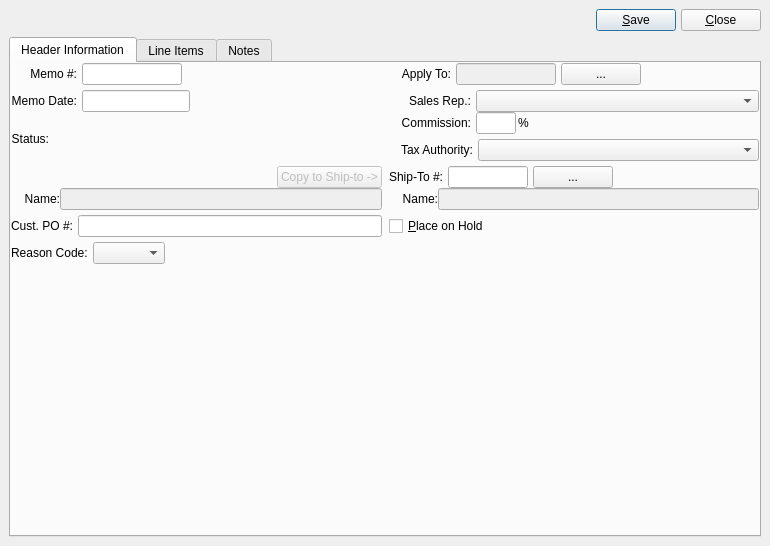
Old version of the form guiclient/creditMemo.ui in the repository Pegasus-RPG/xtuple-client.
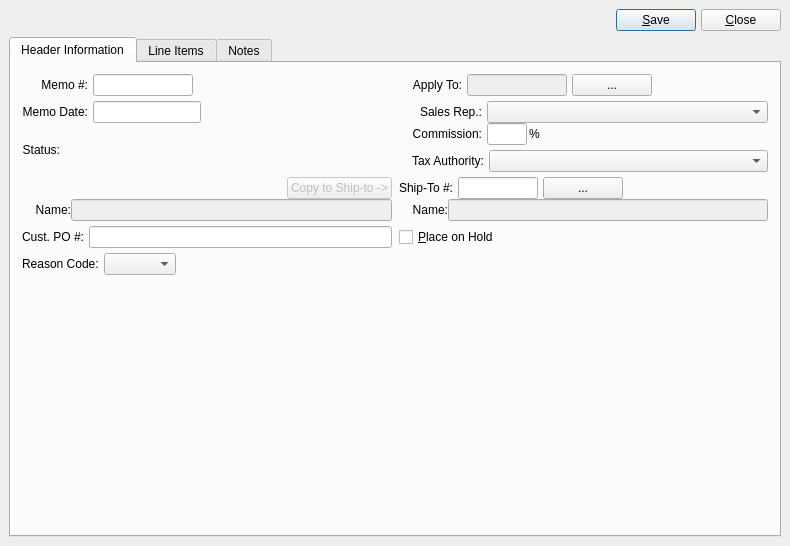
New version of the form. Custom widgets are drawn as their Qt base class.

Commit message: 4832:  Fix problem on Vista that disallowed creation of new CM. Tweak credit memo UI.

```diff
--- a/guiclient/creditMemo.ui
+++ b/guiclient/creditMemo.ui
@@ -85,14 +85,8 @@
        <attribute name="title" >
         <string>Header Information</string>
        </attribute>
-       <layout class="QVBoxLayout" >
-        <property name="margin" >
-         <number>0</number>
-        </property>
-        <property name="spacing" >
-         <number>0</number>
-        </property>
-        <item>
+       <layout class="QGridLayout" >
+        <item row="0" column="0" >
          <layout class="QVBoxLayout" >
           <property name="margin" >
            <number>0</number>
@@ -143,9 +137,7 @@
                     <item>
                      <widget class="QLabel" name="_memoNumberLit" >
                       <property name="sizePolicy" >
-                       <sizepolicy>
-                        <hsizetype>5</hsizetype>
-                        <vsizetype>5</vsizetype>
+                       <sizepolicy vsizetype="Preferred" hsizetype="Preferred" >
                         <horstretch>0</horstretch>
                         <verstretch>0</verstretch>
                        </sizepolicy>
@@ -167,9 +159,7 @@
                     <item>
                      <widget class="QLabel" name="_memoDateLit" >
                       <property name="sizePolicy" >
-                       <sizepolicy>
-                        <hsizetype>5</hsizetype>
-                        <vsizetype>5</vsizetype>
+                       <sizepolicy vsizetype="Preferred" hsizetype="Preferred" >
                         <horstretch>0</horstretch>
                         <verstretch>0</verstretch>
                        </sizepolicy>
@@ -265,9 +255,7 @@
                   <item>
                    <widget class="QLabel" name="_status" >
                     <property name="sizePolicy" >
-                     <sizepolicy>
-                      <hsizetype>7</hsizetype>
-                      <vsizetype>5</vsizetype>
+                     <sizepolicy vsizetype="Preferred" hsizetype="Expanding" >
                       <horstretch>0</horstretch>
                       <verstretch>0</verstretch>
                      </sizepolicy>
@@ -347,9 +335,7 @@
                        <bool>false</bool>
                       </property>
                       <property name="sizePolicy" >
-                       <sizepolicy>
-                        <hsizetype>5</hsizetype>
-                        <vsizetype>0</vsizetype>
+                       <sizepolicy vsizetype="Fixed" hsizetype="Preferred" >
                         <horstretch>0</horstretch>
                         <verstretch>0</verstretch>
                        </sizepolicy>
@@ -443,9 +429,7 @@
                   <item>
                    <widget class="XComboBox" name="_salesRep" >
                     <property name="sizePolicy" >
-                     <sizepolicy>
-                      <hsizetype>7</hsizetype>
-                      <vsizetype>0</vsizetype>
+                     <sizepolicy vsizetype="Fixed" hsizetype="Expanding" >
                       <horstretch>0</horstretch>
                       <verstretch>0</verstretch>
                      </sizepolicy>
@@ -474,9 +458,7 @@
                       <item>
                        <widget class="XLineEdit" name="_commission" >
                         <property name="sizePolicy" >
-                         <sizepolicy>
-                          <hsizetype>5</hsizetype>
-                          <vsizetype>0</vsizetype>
+                         <sizepolicy vsizetype="Fixed" hsizetype="Preferred" >
                           <horstretch>0</horstretch>
                           <verstretch>0</verstretch>
                          </sizepolicy>
@@ -495,9 +477,7 @@
                       <item>
                        <widget class="QLabel" name="_commissionPrcntLit" >
                         <property name="sizePolicy" >
-                         <sizepolicy>
-                          <hsizetype>5</hsizetype>
-                          <vsizetype>5</vsizetype>
+                         <sizepolicy vsizetype="Preferred" hsizetype="Preferred" >
                           <horstretch>0</horstretch>
                           <verstretch>0</verstretch>
                          </sizepolicy>
@@ -548,9 +528,7 @@
                 <item>
                  <widget class="QLabel" name="_taxauthLit" >
                   <property name="sizePolicy" >
-                   <sizepolicy>
-                    <hsizetype>5</hsizetype>
-                    <vsizetype>5</vsizetype>
+                   <sizepolicy vsizetype="Preferred" hsizetype="Preferred" >
                     <horstretch>0</horstretch>
                     <verstretch>0</verstretch>
                    </sizepolicy>
@@ -575,9 +553,7 @@
                 <item>
                  <widget class="XComboBox" name="_taxauth" >
                   <property name="sizePolicy" >
-                   <sizepolicy>
-                    <hsizetype>7</hsizetype>
-                    <vsizetype>0</vsizetype>
+                   <sizepolicy vsizetype="Fixed" hsizetype="Expanding" >
                     <horstretch>0</horstretch>
                     <verstretch>0</verstretch>
                    </sizepolicy>
@@ -917,7 +893,7 @@
           </item>
          </layout>
         </item>
-        <item>
+        <item row="1" column="0" >
          <spacer>
           <property name="orientation" >
            <enum>Qt::Vertical</enum>
@@ -927,8 +903,8 @@
           </property>
           <property name="sizeHint" >
            <size>
-            <width>16</width>
-            <height>78</height>
+            <width>746</width>
+            <height>81</height>
            </size>
           </property>
          </spacer>
@@ -1261,40 +1237,30 @@
  <layoutdefault spacing="6" margin="11" />
  <pixmapfunction>qPixmapFromMimeSource</pixmapfunction>
  <customwidgets>
+  <customwidget>
+   <class>AddressCluster</class>
+   <extends>QWidget</extends>
+   <header>addresscluster.h</header>
+  </customwidget>
+  <customwidget>
+   <class>CurrCluster</class>
+   <extends>CurrDisplay</extends>
+   <header>currcluster.h</header>
+  </customwidget>
   <customwidget>
    <class>CurrDisplay</class>
    <extends>QWidget</extends>
    <header>currcluster.h</header>
   </customwidget>
-  <customwidget>
-   <class>DLineEdit</class>
-   <extends>XLineEdit</extends>
-   <header>datecluster.h</header>
-  </customwidget>
-  <customwidget>
-   <class>XURLLabel</class>
-   <extends>QLabel</extends>
-   <header>xurllabel.h</header>
-  </customwidget>
-  <customwidget>
-   <class>InvoiceLineEdit</class>
-   <extends>XLineEdit</extends>
-   <header>invoicelineedit.h</header>
-  </customwidget>
   <customwidget>
    <class>CustInfo</class>
    <extends>QWidget</extends>
    <header>custcluster.h</header>
   </customwidget>
   <customwidget>
-   <class>XLineEdit</class>
-   <extends>QLineEdit</extends>
-   <header>xlineedit.h</header>
-  </customwidget>
-  <customwidget>
-   <class>CurrCluster</class>
-   <extends>CurrDisplay</extends>
-   <header>currcluster.h</header>
+   <class>DLineEdit</class>
+   <extends>XLineEdit</extends>
+   <header>datecluster.h</header>
   </customwidget>
   <customwidget>
    <class>GLCluster</class>
@@ -1302,20 +1268,30 @@
    <header>glcluster.h</header>
   </customwidget>
   <customwidget>
-   <class>AddressCluster</class>
-   <extends>QWidget</extends>
-   <header>addresscluster.h</header>
+   <class>InvoiceLineEdit</class>
+   <extends>XLineEdit</extends>
+   <header>invoicelineedit.h</header>
   </customwidget>
   <customwidget>
    <class>XComboBox</class>
    <extends>QComboBox</extends>
    <header>xcombobox.h</header>
   </customwidget>
+  <customwidget>
+   <class>XLineEdit</class>
+   <extends>QLineEdit</extends>
+   <header>xlineedit.h</header>
+  </customwidget>
   <customwidget>
    <class>XTreeWidget</class>
    <extends>QTreeWidget</extends>
    <header>xtreewidget.h</header>
   </customwidget>
+  <customwidget>
+   <class>XURLLabel</class>
+   <extends>QLabel</extends>
+   <header>xurllabel.h</header>
+  </customwidget>
  </customwidgets>
  <tabstops>
   <tabstop>_memoNumber</tabstop>
```
Left out of the diff: 641 changed lines with no effect on the pictures. The commit also changes 1 other file.
